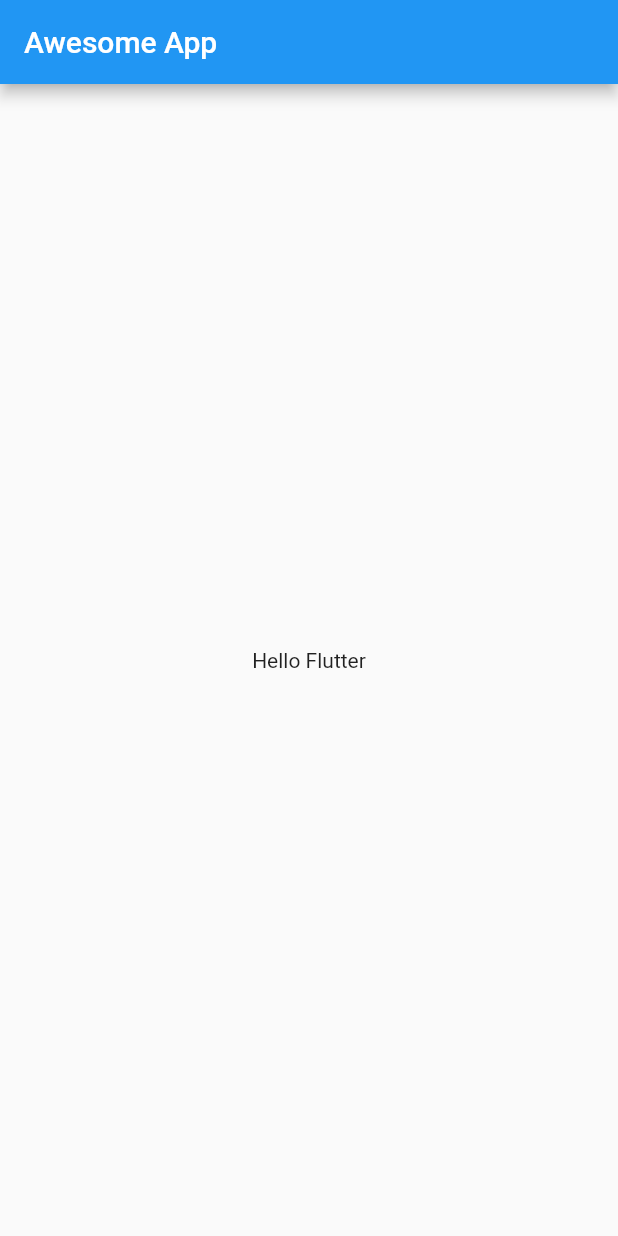
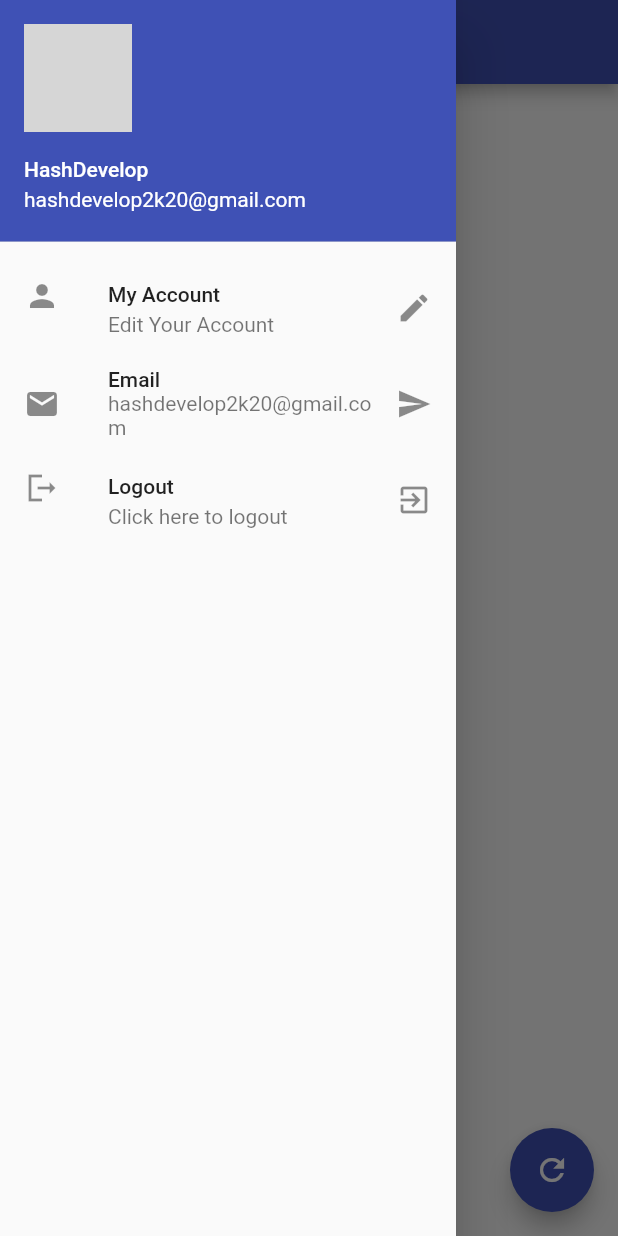
Before and after one commit to usman87626/Flutter-Essentials, a Flutter app: the screen it shows after launch, with the side drawer open (before the commit the screen has no drawer), on a phone screen of 412 x 824 dp. Run offline on Flutter 3.47's test engine with Material 2 defaults, Android fonts, the phone set to English and light mode, and no system bars; network calls fail; grey boxes are pictures that could not be loaded.

Commit message:
Chapter 5 Done

```diff
--- a/lib/main.dart
+++ b/lib/main.dart
@@ -4,6 +4,9 @@ void main() {
   runApp(MaterialApp(
     title: "My Awesome App",
     home: HomePage(),
+    theme: ThemeData(
+      primarySwatch: Colors.indigo,
+    ),
   ));
 }
 
@@ -16,8 +19,49 @@ class HomePage extends StatelessWidget {
       appBar: AppBar(
         title: Text("Awesome App"),
       ),
-      body: Container(
-        child: Center(child: Text("Hello Flutter")),
+      body: Container(),
+      drawer: Drawer(
+        child: ListView(
+          padding: EdgeInsets.zero,
+          children: [
+            // DrawerHeader(
+            //   child: Text(
+            //     "Welcome",
+            //     style: TextStyle(color: Colors.white),
+            //   ),
+            //   decoration: BoxDecoration(color: Colors.indigo),
+            // ),
+            UserAccountsDrawerHeader(
+                accountName: Text("HashDevelop"),
+                accountEmail: Text("hashdevelop2k20@gmail.com"),
+                currentAccountPicture: CircleAvatar(
+                  backgroundImage: NetworkImage(
+                      "https://i1.sndcdn.com/avatars-000909207460-hz0qjt-t500x500.jpg"),
+                )),
+            ListTile(
+              leading: Icon(Icons.person),
+              title: Text("My Account"),
+              subtitle: Text("Edit Your Account"),
+              trailing: Icon(Icons.edit),
+            ),
+            ListTile(
+              leading: Icon(Icons.email),
+              title: Text("Email"),
+              subtitle: Text("hashdevelop2k20@gmail.com"),
+              trailing: Icon(Icons.send),
+            ),
+            ListTile(
+              leading: Icon(Icons.logout_sharp),
+              title: Text("Logout"),
+              subtitle: Text("Click here to logout"),
+              trailing: Icon(Icons.exit_to_app),
+            ),
+          ],
+        ),
+      ),
+      floatingActionButton: FloatingActionButton(
+        onPressed: () {},
+        child: Icon(Icons.refresh),
       ),
     );
   }
```
